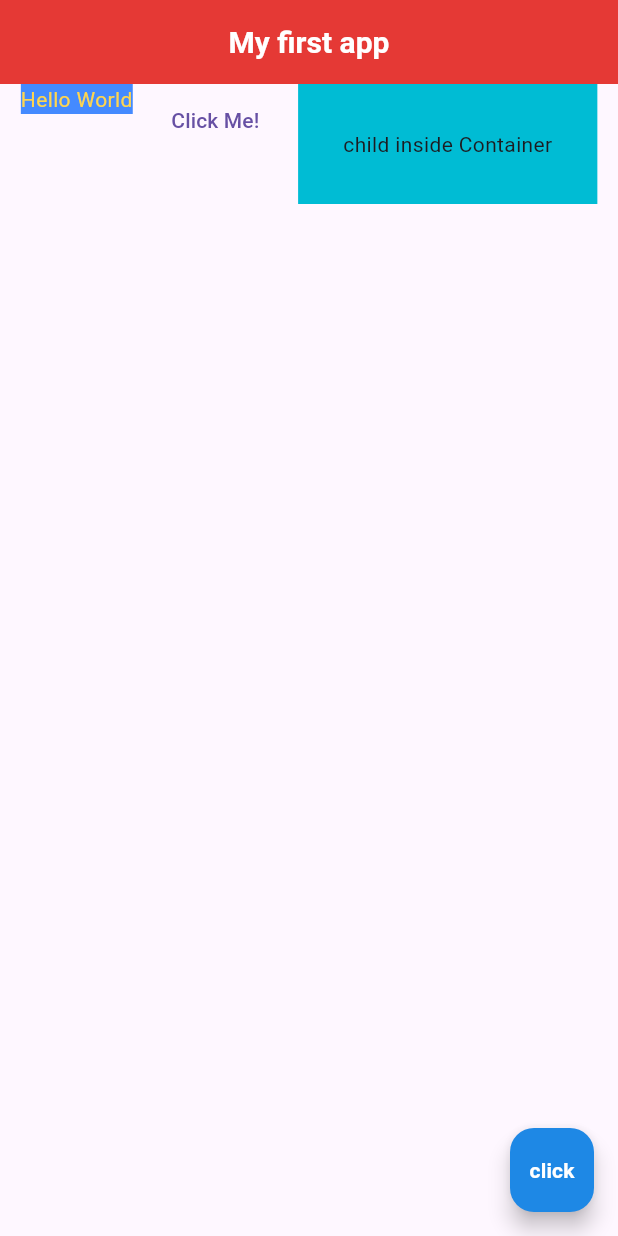
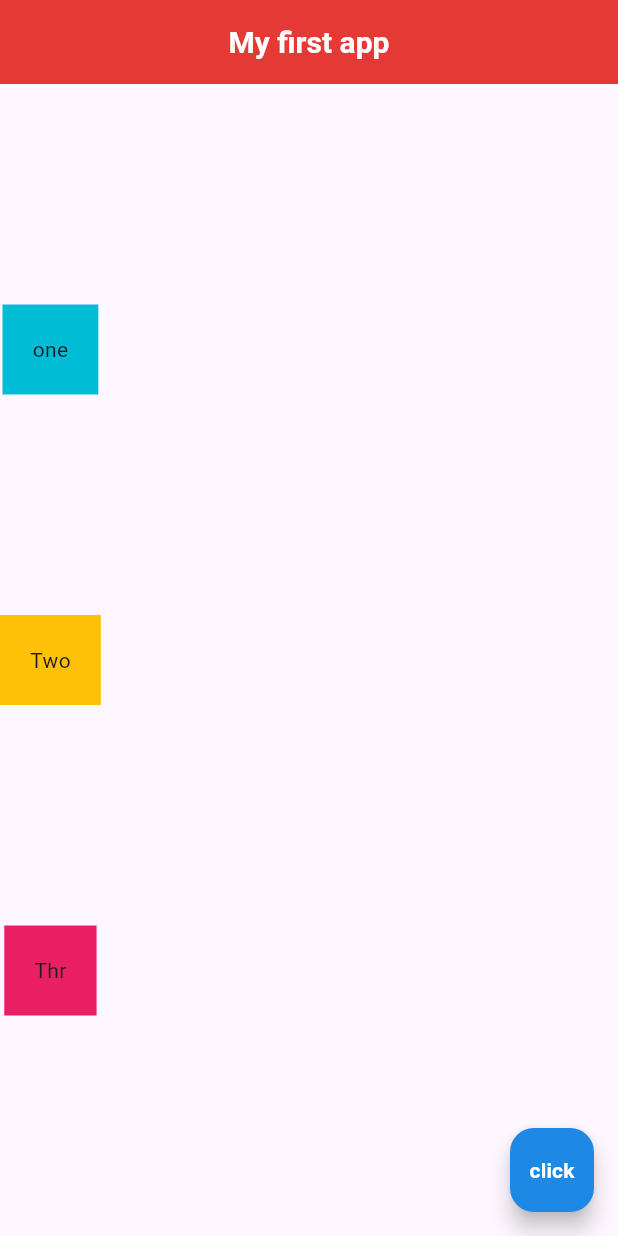
Before and after one commit to MungaiKeren/flutter_application_1, a Flutter app: the screen it shows after launch, on a phone screen of 412 x 824 dp. Run offline on Flutter 3.47's test engine with Material 3 defaults, Android fonts, the phone set to English and light mode, and no system bars.

Commit message:
Refactor main.dart to use Column instead of Row and add padding and text changes

```diff
--- a/lib/main.dart
+++ b/lib/main.dart
@@ -23,19 +23,23 @@ class Home extends StatelessWidget {
         centerTitle: true,
         backgroundColor: Colors.red[600],
       ),
-      body: Row(
+      body: Column(
         mainAxisAlignment: MainAxisAlignment.spaceEvenly,
-        crossAxisAlignment: CrossAxisAlignment.start,
-        children: <Widget>[
-          Text('Hello World', style: TextStyle(color: Colors.amber[300], backgroundColor: Colors.blueAccent),),
-          TextButton(
-            onPressed: () {},
-            child: Text("Click Me!"),
+        children: [
+          Container(
+            padding: EdgeInsets.all(20.0),
+            color: Colors.cyan,
+            child: Text("one"),
           ),
           Container(
-            color: Colors.cyan,
-            padding: EdgeInsets.all(30.0),
-            child: Text("child inside Container"),
+            padding: EdgeInsets.all(20.0),
+            color: Colors.amber,
+            child: Text("Two"),
+          ),
+          Container(
+            padding: EdgeInsets.all(20.0),
+            color: Colors.pink,
+            child: Text("Thr"),
           )
         ],
       ),
```
